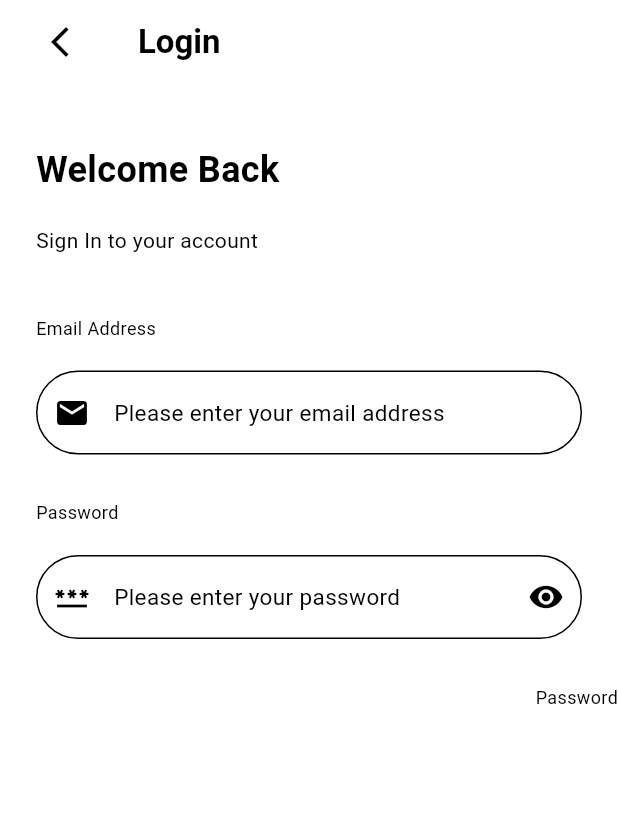
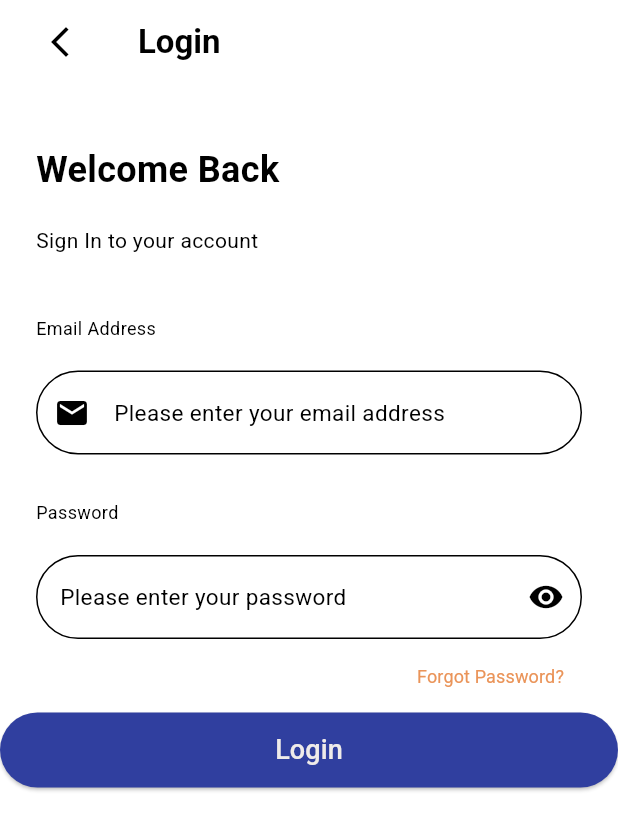
Before and after one commit to naufalrdev/ppkd_b_3, a Flutter app: the screen it shows after launch, on a phone screen of 412 x 824 dp. Shown: the top 830 px of the screen. Run offline on Flutter 3.47's test engine with Material 3 defaults, Android fonts, the phone set to English and light mode, and no system bars; our stand-ins replace font_awesome_flutter, google_fonts, lottie; Roboto replaces fonts that are missing (Gilroy); project files that could hold a hidden picture were left out.

Commit message:
Raw Task 6

```diff
--- a/lib/colors.dart
+++ b/lib/colors.dart
@@ -17,4 +17,6 @@ class AppColor {
   static const Color hijauPastel = Color(0xFFC1E1C1);
   static const Color peach1 = Color(0xFFFFD6A5);
   static const Color merahMudaLembut = Color(0xFFD4A5A5);
+  //Color Figma UI PPKD
+  static const Color orange = Color(0xFFEA9459);
 }
--- a/lib/tugas_6_flutter/tugas_6.dart
+++ b/lib/tugas_6_flutter/tugas_6.dart
@@ -1,4 +1,6 @@
 import 'package:flutter/material.dart';
+import 'package:lottie/lottie.dart';
+import 'package:ppkd_b_3/colors.dart';
 
 class Tugas6Flutter extends StatefulWidget {
   const Tugas6Flutter({super.key});
@@ -10,6 +12,36 @@ class Tugas6Flutter extends StatefulWidget {
 class _Tugas6Flutter extends State<Tugas6Flutter> {
   final _formKey = GlobalKey<FormState>();
   bool _obscurePassword = true;
+  String emailController = "Email Address";
+  String passwordController = "Password";
+
+  void _handleLogin() {
+    if (emailController.isEmpty || passwordController.isEmpty) {
+      ScaffoldMessenger.of(context).showSnackBar(
+        const SnackBar(
+          content: Text("Please fill in both email and password."),
+          backgroundColor: Colors.red,
+        ),
+      );
+    } else {
+      showDialog(
+        context: context,
+        builder: (_) => AlertDialog(
+          title: const Text("Login Info"),
+          content: Text(
+            "Email: ${emailController}\nPassword: ${passwordController}",
+          ),
+          actions: [
+            TextButton(
+              onPressed: () => Navigator.pop(context),
+              child: const Text("OK"),
+            ),
+          ],
+        ),
+      );
+    }
+  }
+
   @override
   Widget build(BuildContext context) {
     return Scaffold(
@@ -165,6 +197,7 @@ class _Tugas6Flutter extends State<Tugas6Flutter> {
                                 : Icons.visibility_off,
                           ),
                         ),
+
                         hint: Text(
                           "Please enter your password ",
                           style: TextStyle(
@@ -173,7 +206,7 @@ class _Tugas6Flutter extends State<Tugas6Flutter> {
                             fontWeight: FontWeight.w400,
                           ),
                         ),
-                        prefixIcon: Icon(Icons.password),
+                        // prefixIcon: Icon(Icons.password),
                       ),
                     ),
                   ],
@@ -181,22 +214,95 @@ class _Tugas6Flutter extends State<Tugas6Flutter> {
               ),
             ),
 
-            Padding(
-              padding: EdgeInsetsGeometry.directional(start: 24, top: 30),
-              child: Row(
-                mainAxisAlignment: MainAxisAlignment.end,
-                children: [
-                  Center(
+            Row(
+              mainAxisAlignment: MainAxisAlignment.end,
+              children: [
+                Padding(
+                  padding: EdgeInsetsGeometry.directional(end: 24, top: 1),
+                  child: TextButton(
+                    onPressed: () {
+                      setState(() {});
+                    },
+
                     child: Text(
-                      "Password",
+                      "Forgot Password?",
                       style: TextStyle(
                         fontFamily: "Gilroy",
                         fontSize: 12,
                         fontWeight: FontWeight.w400,
+                        color: AppColor.orange,
                       ),
                     ),
                   ),
-                ],
+                ),
+              ],
+            ),
+
+            // ElevatedButton(
+            //   onPressed: () {
+            //     //Error dan sukses menggunakan ScaffoldMessenger dan formKey
+            //     if (_formKey.currentState!.validate()) {
+            //       ScaffoldMessenger.of(context).showSnackBar(
+            //         SnackBar(content: Text("Form Validasi Berhasil")),
+            //       );
+            //     }
+
+            //     showDialog(
+            //       context: context,
+            //       builder: (BuildContext context) {
+            //         return AlertDialog(
+            //           title: Text("Email anda tidak sesuai"),
+            //           content: Column(
+            //             mainAxisSize: MainAxisSize.min,
+            //             children: [
+            //               Text("Silakan Masukkan email yang valid"),
+            //               SizedBox(height: 20),
+            //               // Image.asset(
+            //               //   'assets/images/rendang.jpeg',
+            //               //   width: 90,
+            //               //   height: 100,
+            //               //   fit: BoxFit.cover,
+            //               // ),
+            //               // Lottie.asset(
+            //               //   'assets/images/animations/Succes.json',
+            //               //   width: 40,
+            //               //   height: 50,
+            //               //   fit: BoxFit.cover,
+            //               // ),
+            //             ],
+            //           ),
+            //           actions: [
+            //             TextButton(
+            //               child: Text("Batal"),
+            //               onPressed: () {
+            //                 Navigator.of(context).pop();
+            //               },
+            //             ),
+            //             TextButton(
+            //               child: Text("Ok, Siap"),
+            //               onPressed: () {
+            //                 Navigator.of(context).pop();
+            //               },
+            //             ),
+            //           ],
+            //         );
+            //       },
+            //     );
+            //   },
+            //   child: Text("Submit"),
+            // ),
+            SizedBox(
+              width: double.infinity,
+              height: 50,
+              child: ElevatedButton(
+                style: ElevatedButton.styleFrom(
+                  backgroundColor: Colors.indigo.shade700,
+                  shape: RoundedRectangleBorder(
+                    borderRadius: BorderRadius.circular(25),
+                  ),
+                ),
+                onPressed: _handleLogin,
+                child: const Text('Login', style: TextStyle(fontSize: 18)),
               ),
             ),
           ],
--- a/pubspec.yaml
+++ b/pubspec.yaml
@@ -32,6 +32,7 @@ dependencies:
     sdk: flutter
   google_fonts: ^6.2.0
   font_awesome_flutter: ^10.5.0
+  lottie: ^3.3.1
 
   # The following adds the Cupertino Icons font to your application.
   # Use with the CupertinoIcons class for iOS style icons.
@@ -115,8 +116,8 @@ flutter:
 
     - family: Roboto
       fonts:
-        - asset: assets/fonts/Roboto/Roboto-VariableFont_wdth,wght
-        - asset: assets/fonts/Roboto/Roboto-Italic-VariableFont_wdth,wght
+        - asset: assets/fonts/Roboto/Roboto-VariableFont_wdth,wght.ttf
+        - asset: assets/fonts/Roboto/Roboto-Italic-VariableFont_wdth,wght.ttf
 
 
   #
```
Also changed, not shown: assets/images/animations/Succes.json (added, +1 -0 lines), assets/images/animations/result page success motion design.json (added, +1 -0 lines), pubspec.lock.
